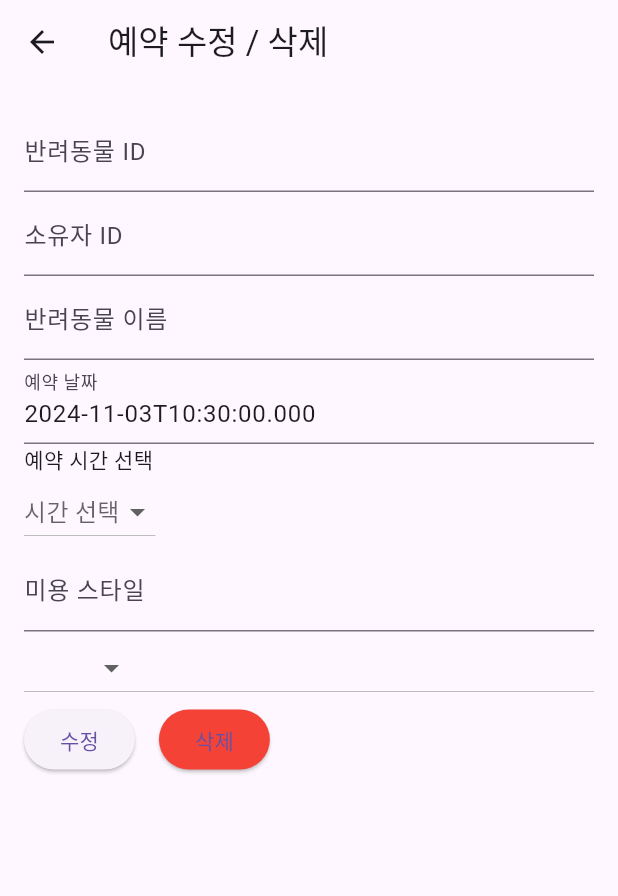
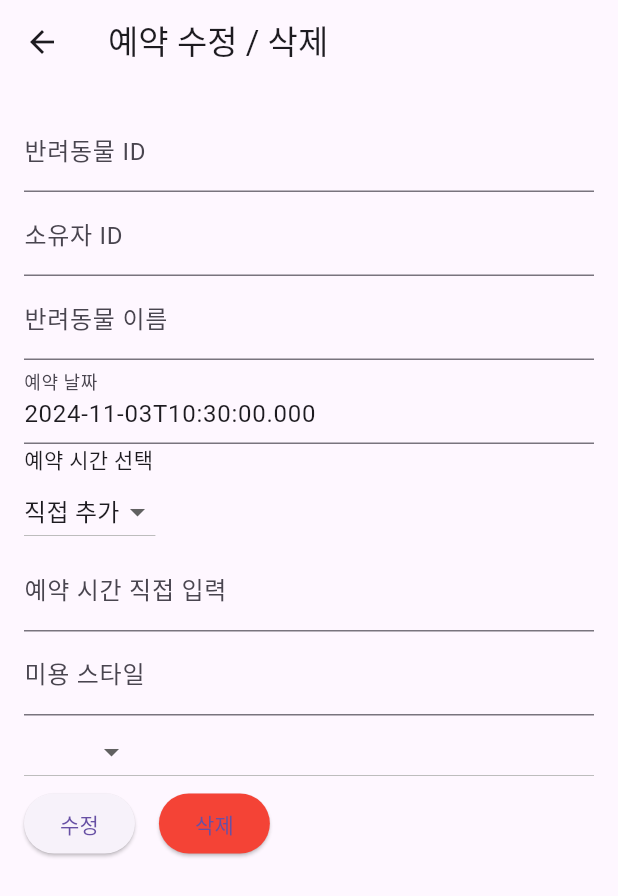
Before and after one commit to dodamdo/pet_app, a Flutter app: the ReservationUpdatePage screen opened directly with empty values, on a phone screen of 412 x 824 dp. Shown: the top 896 px of the screen. Run offline on Flutter 3.47's test engine with Material 3 defaults, Android fonts, the phone set to English and light mode, and no system bars; our stand-ins replace shared_preferences, table_calendar; missing offline and left inert: kakao_flutter_sdk, kakao_flutter_sdk_common, kakao_flutter_sdk_user; accounts and stored records are empty.

```diff
--- a/lib/reser_update.dart
+++ b/lib/reser_update.dart
@@ -32,10 +32,19 @@ class _ReservationUpdatePageState extends State<ReservationUpdatePage> {
     _ownerIdController = TextEditingController(text: widget.reservationData['ownerId']?.toString() ?? '');
     _petNameController = TextEditingController(text: widget.reservationData['petName'] ?? '');
     _reserDateController = TextEditingController(text: widget.reservationData['reserDate'] ?? '');
-    _reserTimeController = TextEditingController(text: widget.reservationData['reserTime'] ?? '');
     _groomingStyleController = TextEditingController(text: widget.reservationData['reserGroomingStyle'] ?? '');
     _selectedColor = widget.reservationData['reserColor'] ?? 'black';
-    _selectedTime = widget.reservationData['reserTime'] ?? '';
+
+    // 시간 값이 `_timeOptions`에 없으면 '직접 추가'로 설정하고, 텍스트 필드에 해당 시간 표시
+    String reserTime = widget.reservationData['reserTime'] ?? '';
+    if (_timeOptions.contains(reserTime)) {
+      _selectedTime = reserTime;
+      _reserTimeController = TextEditingController();
+    } else {
+      _selectedTime = '직접 추가';
+      _reserTimeController = TextEditingController(text: reserTime);
+    }
+
     _loadToken();
   }
 
@@ -148,6 +157,9 @@ class _ReservationUpdatePageState extends State<ReservationUpdatePage> {
                   onChanged: (String? newValue) {
                     setState(() {
                       _selectedTime = newValue;
+                      if (_selectedTime != '직접 추가') {
+                        _reserTimeController.clear(); // 직접 추가 텍스트 필드 초기화
+                      }
                     });
                   },
                   items: _timeOptions.map<DropdownMenuItem<String>>((String time) {
@@ -157,11 +169,11 @@ class _ReservationUpdatePageState extends State<ReservationUpdatePage> {
                     );
                   }).toList(),
                 ),
-                if (_selectedTime == '직접 추가')
-                  TextField(
-                    controller: _reserTimeController,
-                    decoration: InputDecoration(labelText: '예약 시간 직접 입력'),
-                  ),
+                TextField(
+                  controller: _reserTimeController,
+                  decoration: InputDecoration(labelText: '예약 시간 직접 입력'),
+                  enabled: _selectedTime == '직접 추가',
+                ),
               ],
             ),
             TextField(
```
